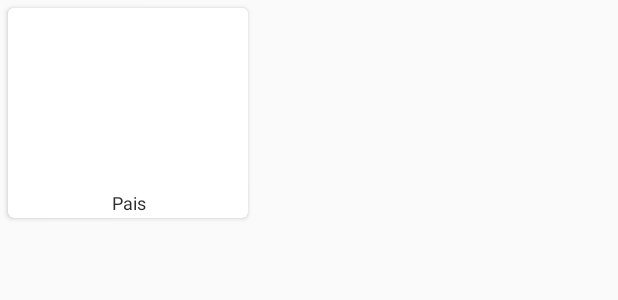
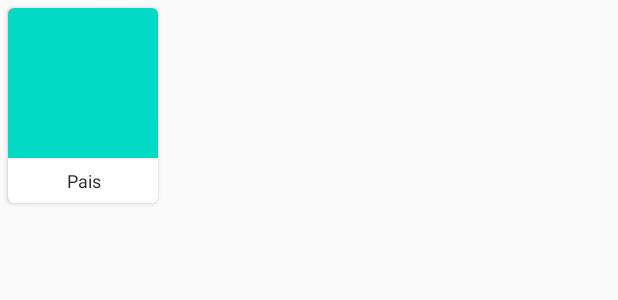
Before and after one commit to AngelValle0396/Prueba, an Android app: the layout cardview_pais.xml on its own in the app's theme, with its tools: preview values and no code run, on a phone screen of 412 x 824 dp. Shown: the top 300 px of the screen. Run offline under Robolectric (Android 15) with nearby library versions, the phone set to English and light mode, and no system bars.

Commit message:
commit
newcommit

```diff
--- a/app/build.gradle
+++ b/app/build.gradle
@@ -31,6 +31,6 @@ dependencies {
     androidTestImplementation 'androidx.test.ext:junit:1.1.1'
     androidTestImplementation 'androidx.test.espresso:espresso-core:3.2.0'
     implementation "androidx.cardview:cardview:1.0.0"
-    implementation 'com.github.bumptech.glide:glide:3.7.0'
+    implementation 'com.github.bumptech.glide:glide:4.11.0'
     implementation 'com.google.code.gson:gson:2.7'
 }
--- a/app/src/main/java/com/example/banderas_lc1/AdaptadorPais.java
+++ b/app/src/main/java/com/example/banderas_lc1/AdaptadorPais.java
@@ -28,7 +28,7 @@ public class AdaptadorPais extends RecyclerView.Adapter<AdaptadorPais.ViewHolder
     @Override
     public AdaptadorPais.ViewHolder onCreateViewHolder(@NonNull ViewGroup parent, int viewType) {
         LayoutInflater inflater = LayoutInflater.from(mcontext);
-        View item = inflater.inflate(R.layout.cardview_pais, null);
+        View item = inflater.inflate(R.layout.cardview_pais,parent , false);
         //View v = LayoutInflater.from(mcontext).inflate(R.layout.ly_itemsempleo,parent,false);
         return new ViewHolder(item);
     }
@@ -57,7 +57,6 @@ public class AdaptadorPais extends RecyclerView.Adapter<AdaptadorPais.ViewHolder
 
         public ViewHolder(@NonNull View itemView) {
             super(itemView);
-
             mImagev= itemView.findViewById(R.id.img_view);
             mname= itemView.findViewById(R.id.txt_pais_name);
         }
--- a/app/src/main/java/com/example/banderas_lc1/MainActivity.java
+++ b/app/src/main/java/com/example/banderas_lc1/MainActivity.java
@@ -31,7 +31,7 @@ public class MainActivity extends AppCompatActivity implements Asynchtask {
 
         recyclerView= findViewById(R.id.recyclerview);
         recyclerView.setHasFixedSize(true);
-        recyclerView.setLayoutManager(new LinearLayoutManager(this));
+        recyclerView.setLayoutManager(new GridLayoutManager(this,3));
 
 
 
--- a/app/src/main/res/layout/cardview_pais.xml
+++ b/app/src/main/res/layout/cardview_pais.xml
@@ -1,8 +1,8 @@
 <?xml version="1.0" encoding="utf-8"?>
 <androidx.cardview.widget.CardView
     xmlns:android="http://schemas.android.com/apk/res/android"
-    android:layout_width="160dp"
-    android:layout_height="140dp"
+    android:layout_width="100dp"
+    android:layout_height="130dp"
     xmlns:cardview="http://schemas.android.com/apk/res-auto"
     android:layout_margin="5dp"
     cardview:cardCornerRadius="4dp"
@@ -13,10 +13,12 @@
         android:layout_height="match_parent">
         <ImageView
             android:id="@+id/img_view"
-            android:layout_width="match_parent"
-            android:layout_height="120dp"
+            android:layout_width="100dp"
+            android:layout_height="100dp"
             android:scaleType="center"
-            android:background="@color/cardview_light_background">
+            android:paddingLeft="22dp"
+
+            android:background="@color/colorAccent">
         </ImageView>
         <TextView
             android:id="@+id/txt_pais_name"
```
